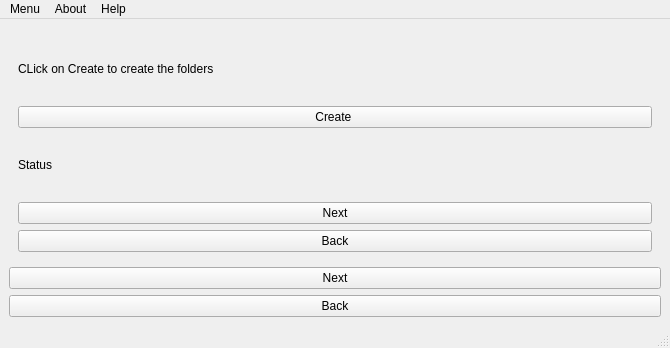
This is sfo.ui in Abir-Tx/StudyFolderOrganizer-GUI as Qt 5 draws it before an edit. The edited form follows.
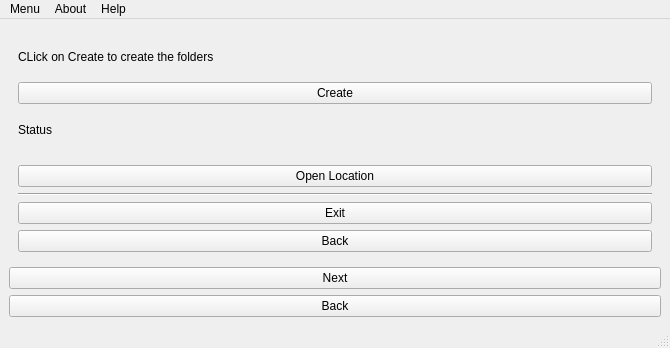
This is the edited form. The open tabs and pages were chosen to show the change. Icons and pictures are not drawn.

Commit message:
Closes #4 issue & Changes UI
- This commit fixes #4
- Next_5 button renamed to Exit
- New button added for #4 & other ui changes
- About text updated with dev name and v1.0 ver

What changed in the file:
```diff
--- a/sfo.ui
+++ b/sfo.ui
@@ -238,7 +238,7 @@
         <item>
          <widget class="QPushButton" name="createLabs">
           <property name="text">
-           <string>Create </string>
+           <string>Create</string>
           </property>
          </widget>
         </item>
@@ -249,10 +249,49 @@
           </property>
          </widget>
         </item>
+        <item>
+         <spacer name="verticalSpacer">
+          <property name="orientation">
+           <enum>Qt::Vertical</enum>
+          </property>
+          <property name="sizeType">
+           <enum>QSizePolicy::Preferred</enum>
+          </property>
+          <property name="sizeHint" stdset="0">
+           <size>
+            <width>10</width>
+            <height>10</height>
+           </size>
+          </property>
+         </spacer>
+        </item>
+        <item>
+         <widget class="QPushButton" name="pushButton_2">
+          <property name="toolTip">
+           <string>&lt;html&gt;&lt;head/&gt;&lt;body&gt;&lt;p&gt;&lt;span style=&quot; font-weight:600;&quot;&gt;Open&lt;/span&gt; the created folders &lt;span style=&quot; font-weight:600;&quot;&gt;location&lt;/span&gt; in File Explorer&lt;/p&gt;&lt;/body&gt;&lt;/html&gt;</string>
+          </property>
+          <property name="text">
+           <string>Open Location</string>
+          </property>
+         </widget>
+        </item>
+        <item>
+         <widget class="Line" name="line">
+          <property name="minimumSize">
+           <size>
+            <width>1</width>
+            <height>1</height>
+           </size>
+          </property>
+          <property name="orientation">
+           <enum>Qt::Horizontal</enum>
+          </property>
+         </widget>
+        </item>
         <item>
          <widget class="QPushButton" name="next_5">
           <property name="text">
-           <string>Next</string>
+           <string>Exit</string>
           </property>
          </widget>
         </item>
```
Left out of the diff: 8 changed lines with no effect on the pictures. The commit also changes 3 other files.
